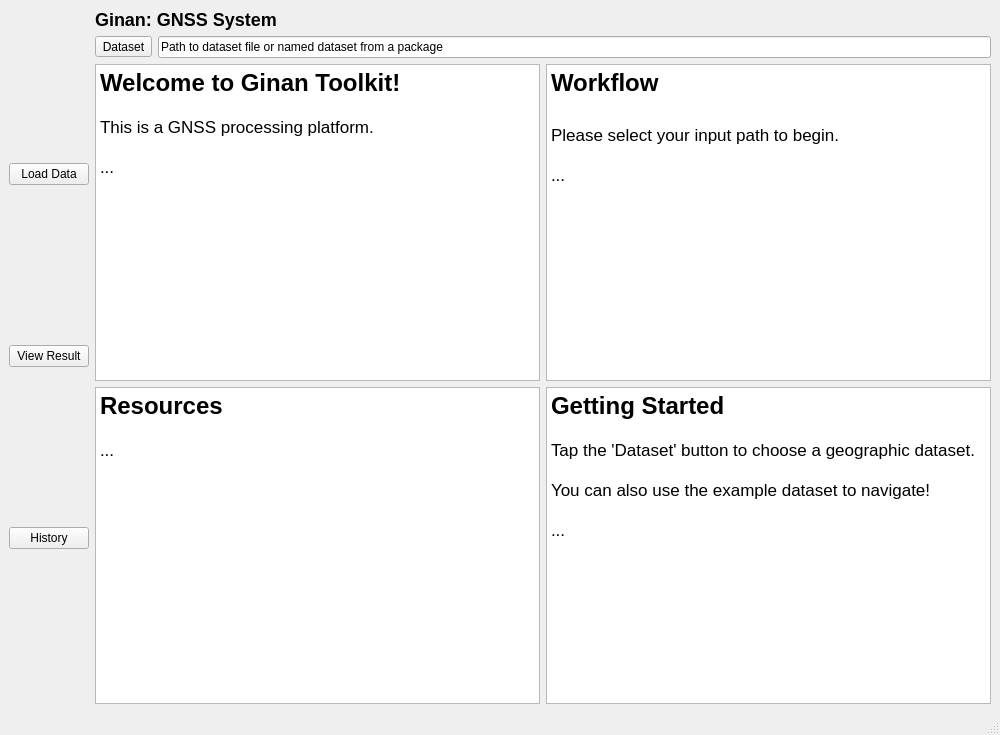
Above: app/views/main_window.ui from u7327620/Ginan-UI before the change. Below: the same form after it.
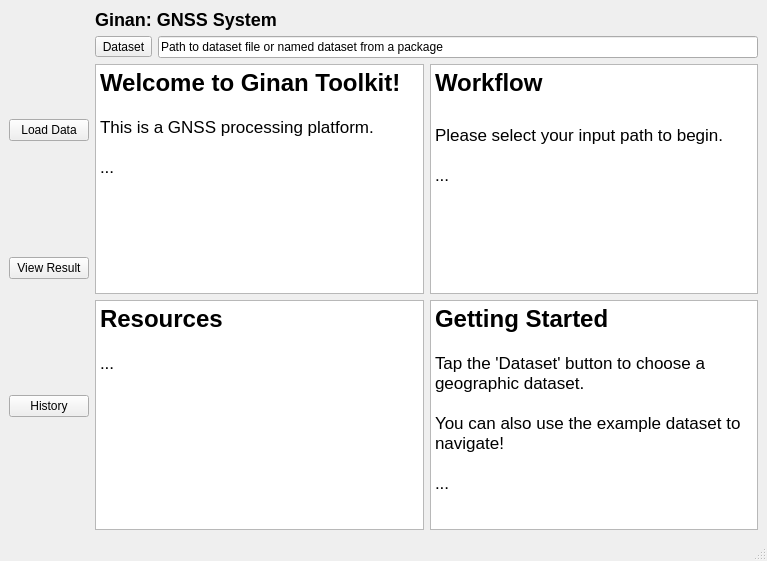
That is the form after the change.

```diff
--- a/app/views/main_window.ui
+++ b/app/views/main_window.ui
@@ -6,8 +6,8 @@
    <rect>
     <x>0</x>
     <y>0</y>
-    <width>1000</width>
-    <height>735</height>
+    <width>767</width>
+    <height>561</height>
    </rect>
   </property>
   <property name="windowTitle">
```
